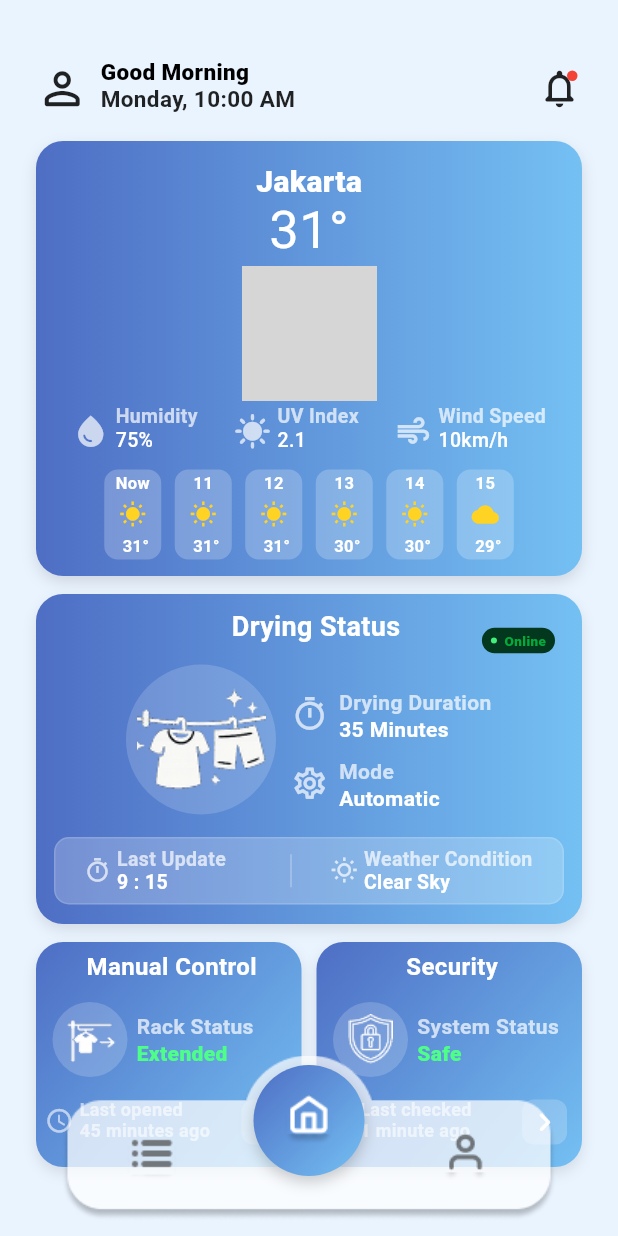
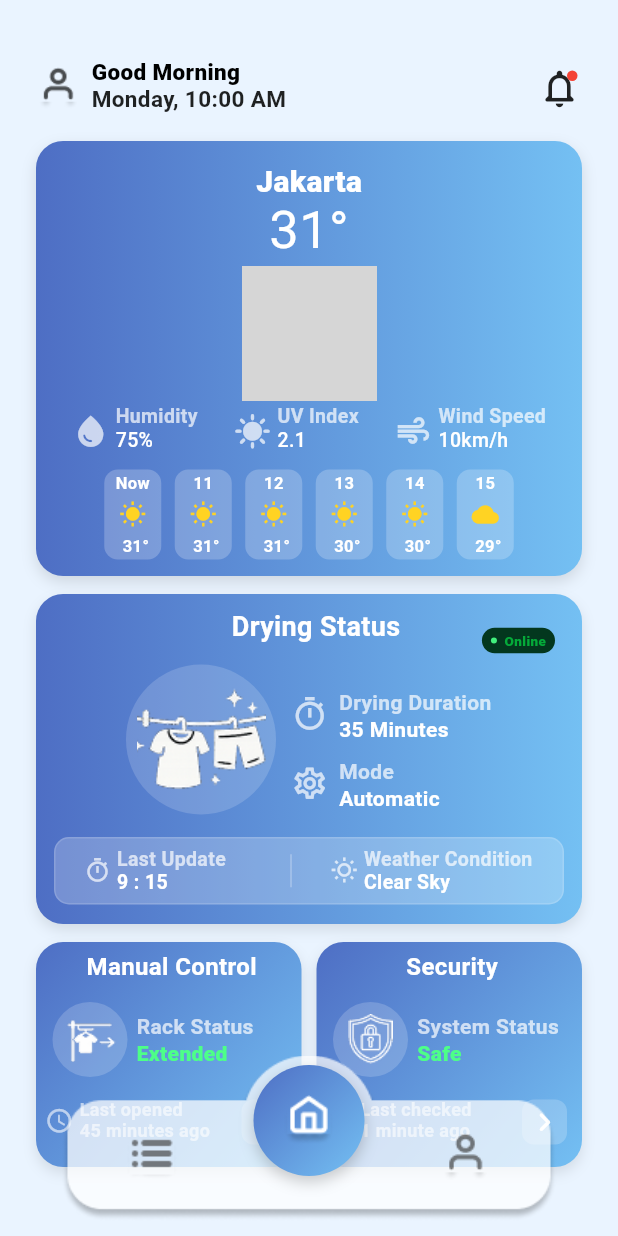
Before and after one commit to AnasTsya0/aerodry-app, a Flutter app: the screen it shows after launch, on a phone screen of 412 x 824 dp. Run offline on Flutter 3.47's test engine with Material 3 defaults, Android fonts, the phone set to English and light mode, and no system bars; our stand-ins replace image_picker; grey boxes are pictures that could not be loaded.

Commit message:
update dashboard ui

```diff
--- a/lib/screens/dashboard_screen.dart
+++ b/lib/screens/dashboard_screen.dart
@@ -76,8 +76,14 @@ class _Header extends StatelessWidget {
   Widget build(BuildContext context) {
     return Row(
       children: [
-        const Icon(Icons.person_outline_rounded, size: 35),
-        const SizedBox(width: 8),
+        Image.asset(
+          'assets/images/profile.png',
+          width: 30,
+          height: 30,
+          fit: BoxFit.contain,
+          color: Colors.black,
+        ),
+        const SizedBox(width: 7),
         const Expanded(
           child: Column(
             crossAxisAlignment: CrossAxisAlignment.start,
```
